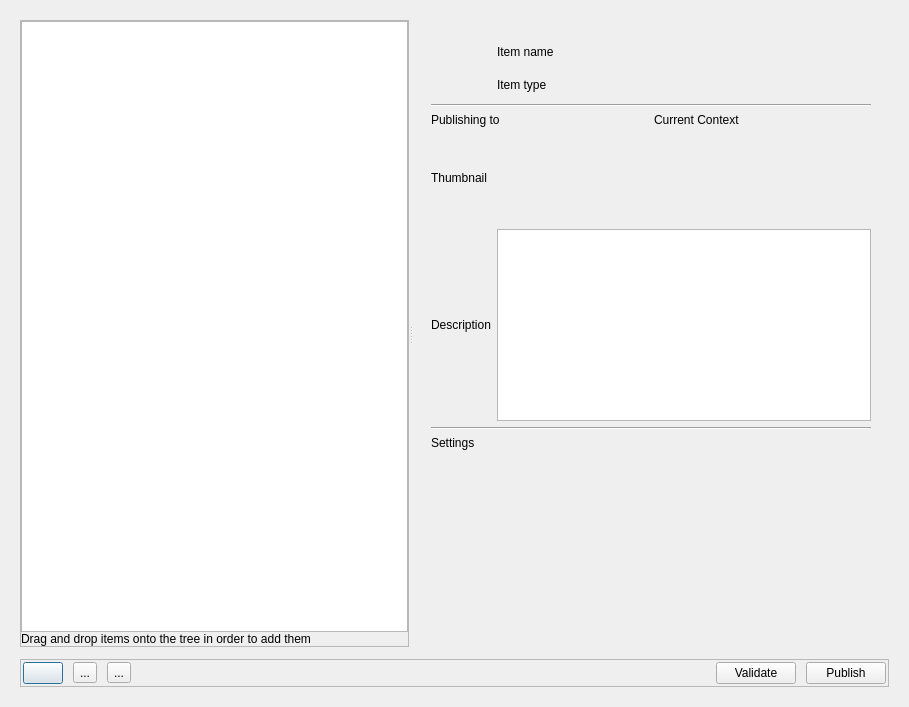
Qt form resources/dialog.ui (shotgunsoftware/tk-multi-publish2) before a commit.
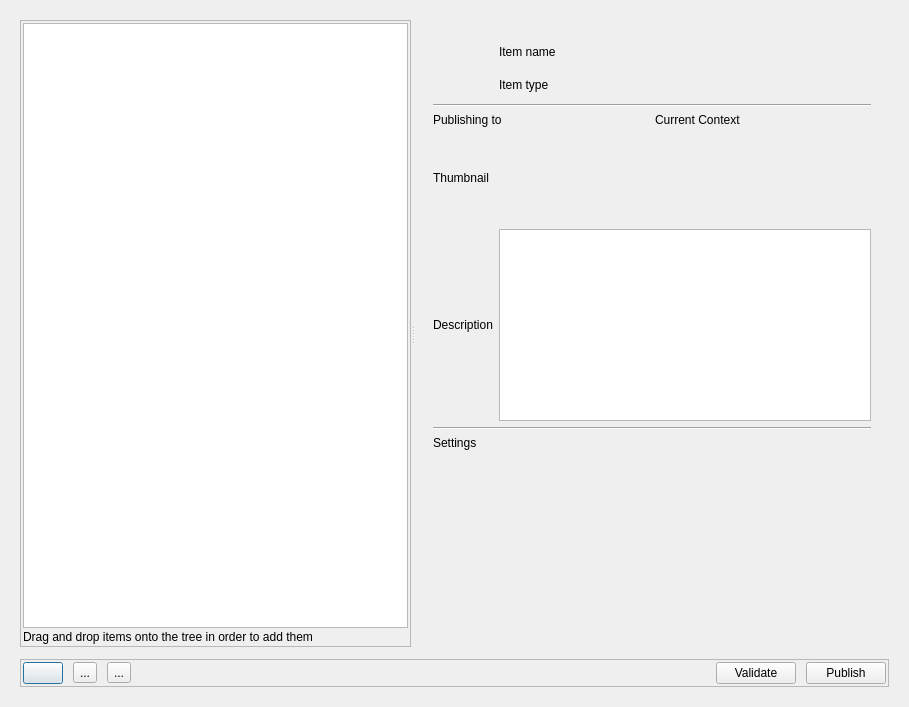
The same form after that commit. Icons and pictures are not drawn. Custom widgets are drawn as their Qt base class.

```diff
--- a/resources/dialog.ui
+++ b/resources/dialog.ui
@@ -152,10 +152,10 @@
           </property>
           <layout class="QVBoxLayout" name="verticalLayout_2">
            <property name="spacing">
-            <number>0</number>
+            <number>2</number>
            </property>
            <property name="margin">
-            <number>0</number>
+            <number>2</number>
            </property>
            <item>
             <widget class="PublishTreeWidget" name="items_tree">
```
